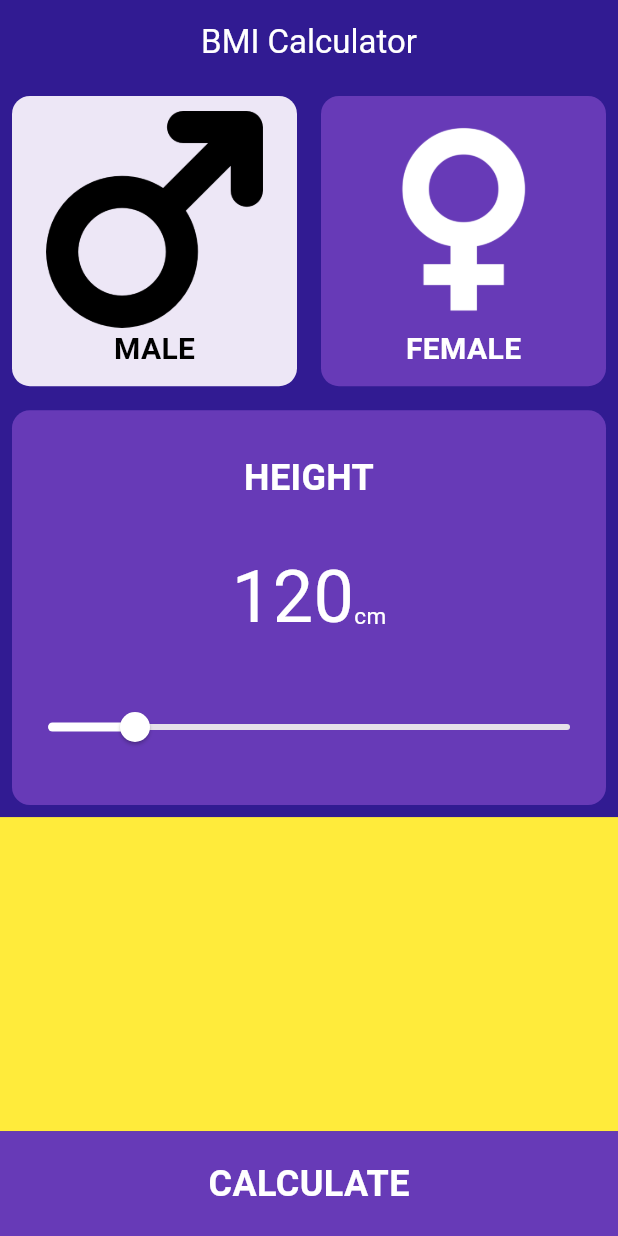
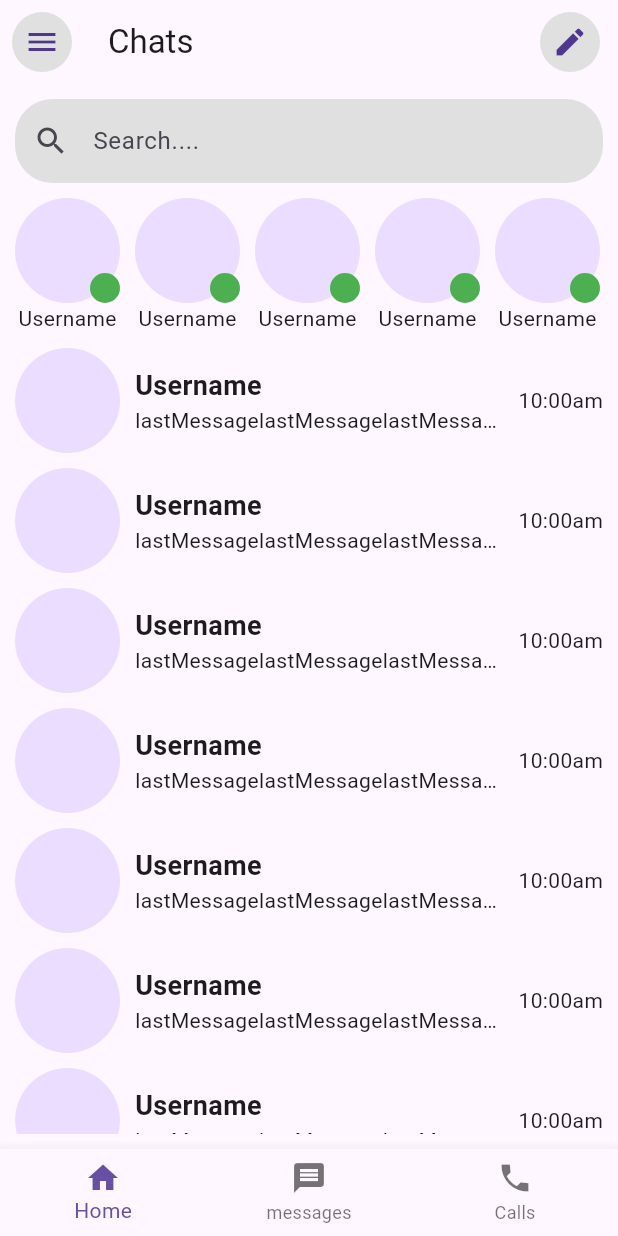
Before and after one commit to AbdelrhmanYasser10/it_sharks_first_sessions_applications, a Flutter app: the screen it shows after launch, on a phone screen of 412 x 824 dp. Run offline on Flutter 3.47's test engine with Material 3 defaults, Android fonts, the phone set to English and light mode, and no system bars.

Commit message:
commit bmi calculator & messagner example

```diff
--- a/lib/main.dart
+++ b/lib/main.dart
@@ -1,4 +1,6 @@
+import 'package:flutter/cupertino.dart';
 import 'package:flutter/material.dart';
+import 'package:flutter/widgets.dart';
 
 void main() {
 
@@ -12,10 +14,180 @@ class MyApp extends StatelessWidget {
   Widget build(BuildContext context) {
     return MaterialApp(
       debugShowCheckedModeBanner: false,
-      home: BMIApp(),
+      home: MessangerScreen(),
     );
   }
 }
+
+
+class MessangerScreen extends StatelessWidget {
+  const MessangerScreen({Key? key}) : super(key: key);
+
+  @override
+  Widget build(BuildContext context) {
+    return Scaffold(
+      appBar: AppBar(
+        leading: appBarButtons(
+          icon: Icons.menu
+        ),
+        title: Text(
+          "Chats"
+        ),
+        actions: [
+          appBarButtons(
+            icon: Icons.edit
+          ),
+        ],
+      ),
+      body: Padding(
+        padding: const EdgeInsets.all(10.0),
+        child: Column(
+          children: [
+            TextFormField(
+              decoration: InputDecoration(
+                hintText: "Search....",
+                prefixIcon: Icon(
+                  Icons.search,
+                ),
+                filled: true,
+                fillColor: Colors.grey.shade300,
+                border: OutlineInputBorder(
+                  borderSide: BorderSide.none,
+                  borderRadius: BorderRadius.circular(25),
+                )
+              ),
+            ),
+            SizedBox(
+              height: 10.0,
+            ),
+            SizedBox(
+              height: 100,
+              child: ListView.separated(
+                scrollDirection: Axis.horizontal,
+                  itemBuilder: (context, index) {
+                    return Column(
+                      children: [
+                        Stack(
+                          children: [
+                            CircleAvatar(
+                              radius: 35,
+                            ),
+                            Positioned(
+                              right:0,
+                              bottom:0,
+                              child: CircleAvatar(
+                                radius: 10,
+                                backgroundColor: Colors.green,
+                              ),
+                            ),
+                          ],
+                        ),
+                        Text(
+                          "Username",
+                        ),
+                      ],
+                    );
+                  },
+                  separatorBuilder: (context, index) {
+                    return const SizedBox(
+                      width: 10.0,
+                    );
+                  },
+                  itemCount: 25,
+              ),
+            ),
+            Expanded(
+                child: ListView.separated(
+                    itemBuilder: (context, index) {
+                      return Row(
+                        children: [
+                          CircleAvatar(
+                            radius: 35,
+                          ),
+
+                          Expanded(
+                            child: Padding(
+                              padding: const EdgeInsets.all(10.0),
+                              child: Column(
+                                crossAxisAlignment: CrossAxisAlignment.start,
+                                children: [
+                                  Text(
+                                    "Username",
+                                    style: TextStyle(
+                                      fontWeight: FontWeight.bold,
+                                      fontSize: 18.0
+                                    ),
+                                  ),
+                                  Text(
+                                    "lastMessage" * 100,
+                                    overflow: TextOverflow.ellipsis,
+                                  )
+                                ],
+                              ),
+                            ),
+                          ),
+                          Text(
+                            "10:00am"
+                          )
+                        ],
+                      );
+                    },
+                    separatorBuilder:(context, index) {
+                      return const SizedBox(
+                        height: 10.0,
+                      );
+                    },
+                    itemCount: 100,
+                ),
+            ),
+          ],
+        ),
+      ),
+      bottomNavigationBar: BottomNavigationBar(
+        currentIndex: 0,
+        items: [
+          BottomNavigationBarItem(
+              icon: Icon(
+                Icons.home,
+              ),
+            label: "Home"
+          ),
+          BottomNavigationBarItem(
+              icon: Icon(
+                Icons.message,
+              ),
+            label: "messages"
+          ),
+          BottomNavigationBarItem(
+              icon: Icon(
+                Icons.call_sharp,
+              ),
+            label: "Calls"
+          ),
+        ],
+      ),
+    );
+  }
+
+  Widget appBarButtons({
+  required IconData icon,
+}){
+    return IconButton(
+      icon: CircleAvatar(
+        radius: 24,
+        backgroundColor: Colors.grey.shade300,
+        child:  Icon(
+          icon,
+        ),
+      ),
+      splashColor: Colors.grey,
+      onPressed: (){},
+    );
+  }
+}
+
+
+
 
 class BMIApp extends StatefulWidget {
   const BMIApp({Key? key}) : super(key: key);
@@ -208,7 +380,6 @@ class _BMIAppState extends State<BMIApp> {
   }
 }
 
-
 class ResultScreen extends StatelessWidget {
   final double result;
 
@@ -272,8 +443,6 @@ class ResultScreen extends StatelessWidget {
   }
 }
 
-
-
 class MyButton extends StatelessWidget {
   final String text;
   final VoidCallback onPressed;
```
